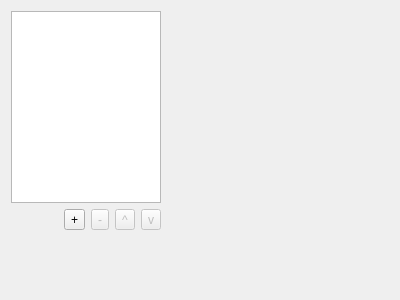
Before: the Qt Designer form src/plugins/projectexplorer/buildstepspage.ui in qt-creator/qt-creator, drawn with Qt 5.
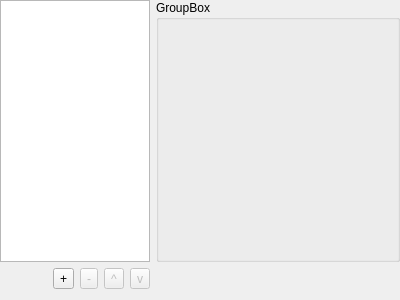
After: the same form once the commit is applied.

Commit message: Tweak the build steps ui.

What changed in the file:
```diff
--- a/src/plugins/projectexplorer/buildstepspage.ui
+++ b/src/plugins/projectexplorer/buildstepspage.ui
@@ -10,10 +10,20 @@
     <height>300</height>
    </rect>
   </property>
-  <layout class="QGridLayout" name="gridLayout">
+  <layout class="QGridLayout" name="gridLayout_2">
+   <property name="leftMargin">
+    <number>0</number>
+   </property>
+   <property name="topMargin">
+    <number>0</number>
+   </property>
+   <property name="rightMargin">
+    <number>0</number>
+   </property>
+   <property name="verticalSpacing">
+    <number>-1</number>
+   </property>
    <item row="0" column="0">
-    <layout class="QVBoxLayout" name="verticalLayout_3">
-     <item>
       <widget class="QTreeWidget" name="buildSettingsList">
        <property name="sizePolicy">
         <sizepolicy hsizetype="Preferred" vsizetype="Expanding">
@@ -43,7 +53,36 @@
        </column>
       </widget>
      </item>
-     <item>
+   <item row="0" column="1">
+    <widget class="QGroupBox" name="groupBox">
+     <property name="sizePolicy">
+      <sizepolicy hsizetype="Expanding" vsizetype="Expanding">
+       <horstretch>10</horstretch>
+       <verstretch>0</verstretch>
+      </sizepolicy>
+     </property>
+     <property name="title">
+      <string>GroupBox</string>
+     </property>
+     <layout class="QGridLayout" name="gridLayout">
+      <item row="0" column="0">
+       <widget class="QStackedWidget" name="buildSettingsWidget">
+        <property name="sizePolicy">
+         <sizepolicy hsizetype="Expanding" vsizetype="Expanding">
+          <horstretch>10</horstretch>
+          <verstretch>0</verstretch>
+         </sizepolicy>
+        </property>
+        <property name="currentIndex">
+         <number>0</number>
+        </property>
+        <widget class="QWidget" name="page_2"/>
+       </widget>
+      </item>
+     </layout>
+    </widget>
+   </item>
+   <item row="1" column="0">
       <layout class="QHBoxLayout" name="horizontalLayout_2">
        <property name="spacing">
         <number>-1</number>
@@ -105,35 +144,6 @@
         </widget>
        </item>
       </layout>
-     </item>
-    </layout>
-   </item>
-   <item row="0" column="1" rowspan="2">
-    <widget class="QStackedWidget" name="buildSettingsWidget">
-     <property name="sizePolicy">
-      <sizepolicy hsizetype="Expanding" vsizetype="Expanding">
-       <horstretch>10</horstretch>
-       <verstretch>0</verstretch>
-      </sizepolicy>
-     </property>
-     <property name="currentIndex">
-      <number>0</number>
-     </property>
-     <widget class="QWidget" name="page_2"/>
-    </widget>
-   </item>
-   <item row="1" column="0">
-    <spacer name="verticalSpacer">
-     <property name="orientation">
-      <enum>Qt::Vertical</enum>
-     </property>
-     <property name="sizeHint" stdset="0">
-      <size>
-       <width>20</width>
-       <height>47</height>
-      </size>
-     </property>
-    </spacer>
    </item>
   </layout>
  </widget>
```
Lines whose indentation alone changed are shown as unchanged. The commit also changes 1 other file.
